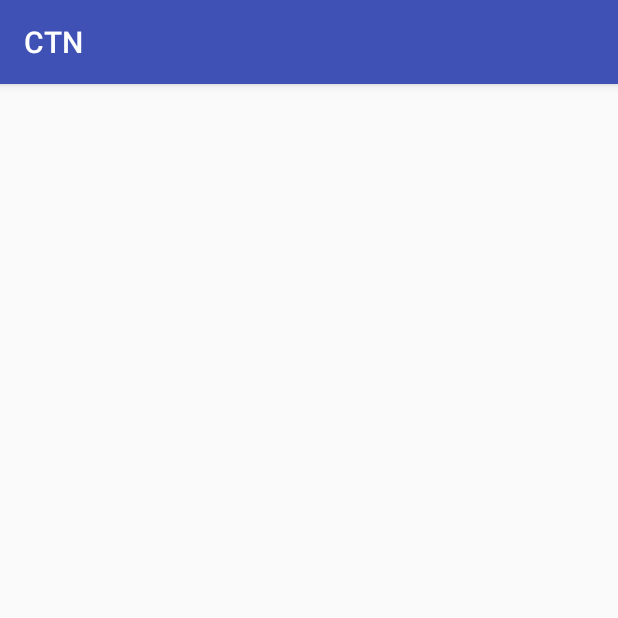
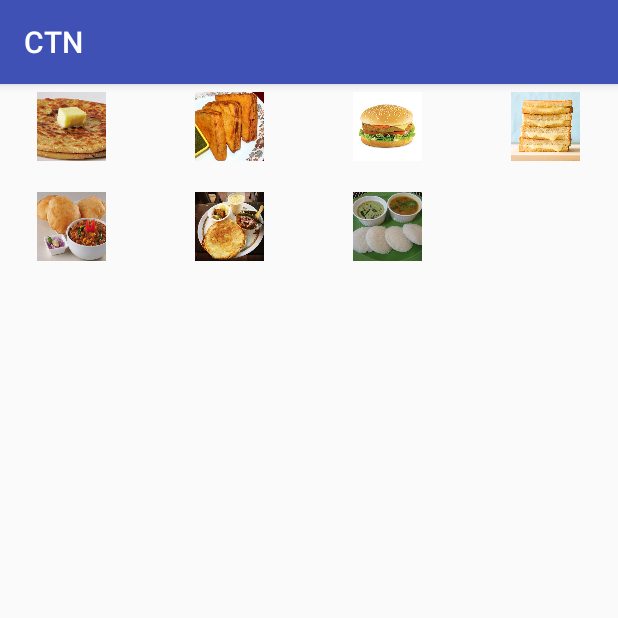
Before and after one commit to choudhary3/ctn_app, an Android app: the fragment Items shown on its own in the app's theme, on a phone screen of 412 x 824 dp, the top half of it. Run offline under Robolectric (Android 15) with nearby library versions, the phone set to English and light mode, and no system bars.

Commit message:
Modified items fragment

```diff
--- /dev/null
+++ b/app/src/main/java/com/test/ctn/ImageAdapter.java
@@ -0,0 +1,53 @@
+package com.test.ctn;
+
+import android.content.Context;
+import android.view.View;
+import android.view.ViewGroup;
+import android.widget.BaseAdapter;
+import android.widget.GridView;
+import android.widget.ImageView;
+
+public class ImageAdapter extends BaseAdapter {
+    private Context mContext;
+
+    public ImageAdapter(Context c) {
+        mContext = c;
+    }
+
+    public int getCount() {
+        return mThumbIds.length;
+    }
+
+    public Object getItem(int position) {
+        return null;
+    }
+
+    public long getItemId(int position) {
+        return 0;
+    }
+
+    // create a new ImageView for each item referenced by the Adapter
+    public View getView(int position, View convertView, ViewGroup parent) {
+        ImageView imageView;
+        if (convertView == null) {
+            // if it's not recycled, initialize some attributes
+            imageView = new ImageView(mContext);
+            imageView.setLayoutParams(new GridView.LayoutParams(85, 85));
+            imageView.setScaleType(ImageView.ScaleType.CENTER_CROP);
+            imageView.setPadding(8, 8, 8, 8);
+        } else {
+            imageView = (ImageView) convertView;
+        }
+
+        imageView.setImageResource(mThumbIds[position]);
+        return imageView;
+    }
+
+    // references to our images
+    private Integer[] mThumbIds = {
+            R.drawable.aloo_paratha, R.drawable.bread_pakora,
+            R.drawable.burger, R.drawable.cheese_sandwich,
+            R.drawable.chole_bhature, R.drawable.chole_kulche,
+            R.drawable.idli_sambar
+    };
+}
--- a/app/src/main/java/com/test/ctn/Items.java
+++ b/app/src/main/java/com/test/ctn/Items.java
@@ -5,11 +5,28 @@ import android.support.v4.app.Fragment;
 import android.view.LayoutInflater;
 import android.view.View;
 import android.view.ViewGroup;
+import android.widget.AdapterView;
+import android.widget.GridView;
+import android.widget.Toast;
 
 public class Items extends Fragment {
 
     @Override
     public View onCreateView(LayoutInflater inflater, ViewGroup container, Bundle savedInstanceState) {
-        return inflater.inflate(R.layout.fragment_items, container, false);
+
+        View view = inflater.inflate(R.layout.fragment_items, container, false);
+
+        GridView gridview = (GridView) view.findViewById(R.id.gridview);
+        gridview.setAdapter(new ImageAdapter(getContext()));
+
+        gridview.setOnItemClickListener(new AdapterView.OnItemClickListener() {
+            public void onItemClick(AdapterView<?> parent, View v,
+                                    int position, long id) {
+                Toast.makeText(getContext(), "" + position,
+                        Toast.LENGTH_SHORT).show();
+            }
+        });
+
+        return view;
     }
 }
--- a/app/src/main/res/layout/fragment_items.xml
+++ b/app/src/main/res/layout/fragment_items.xml
@@ -1,9 +1,11 @@
-<RelativeLayout
-    xmlns:android="http://schemas.android.com/apk/res/android"
-    xmlns:tools="http://schemas.android.com/tools"
-    android:id="@+id/fragment_items"
+<?xml version="1.0" encoding="utf-8"?>
+<GridView xmlns:android="http://schemas.android.com/apk/res/android"
+    android:id="@+id/gridview"
     android:layout_width="match_parent"
     android:layout_height="match_parent"
-    tools:context="com.test.ctn.Items">
-
-</RelativeLayout>
+    android:columnWidth="90dp"
+    android:numColumns="auto_fit"
+    android:verticalSpacing="10dp"
+    android:horizontalSpacing="10dp"
+    android:stretchMode="columnWidth"
+    android:gravity="center" />
```
